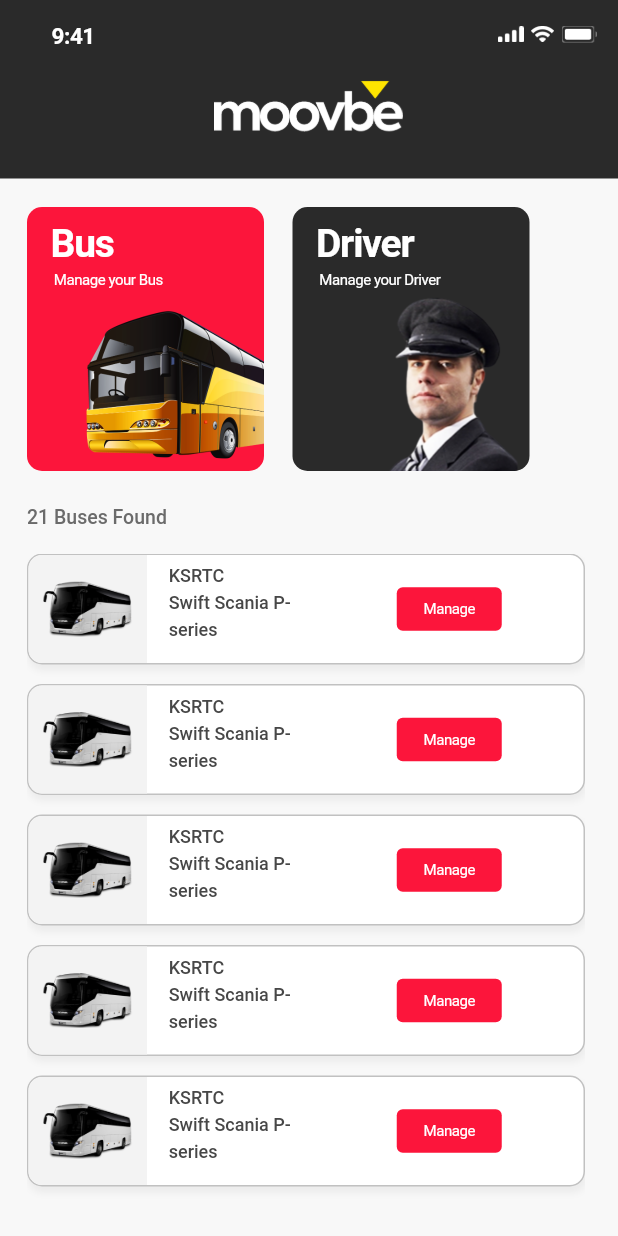
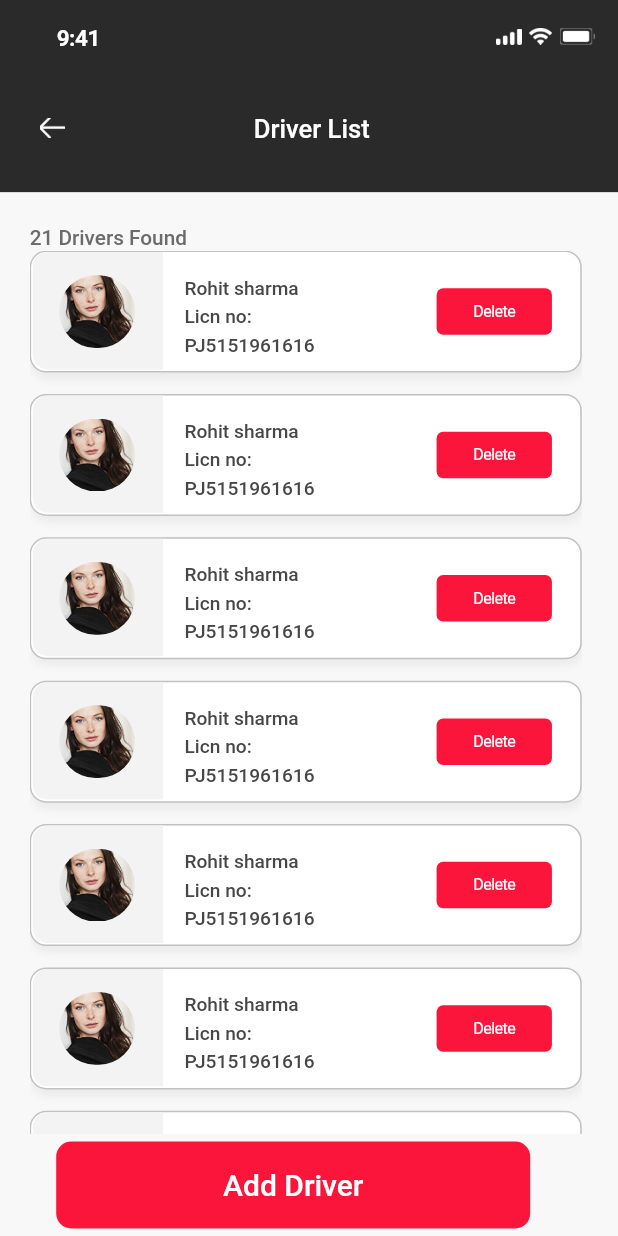
Before and after one commit to fahis7808/bus_booking_demo, a Flutter app: the HomePage screen opened directly, after a tap on "Bus", on a phone screen of 412 x 824 dp. Run offline on Flutter 3.47's test engine with Material 2 defaults, Android fonts, the phone set to English and light mode, and no system bars; our stand-ins replace google_fonts; Roboto replaces fonts that are missing (Axiforma, SF Pro Text).

Commit message:
bus driver list page add

```diff
--- a/lib/pages/home.dart
+++ b/lib/pages/home.dart
@@ -1,5 +1,6 @@
 import 'package:flutter/material.dart';
 import 'package:flutter/gestures.dart';
+import 'package:ksrtc_booking_demo/pages/manage_bus/bus_driver.dart';
 import 'package:ksrtc_booking_demo/widgets/custom_appbar.dart';
 
 import '../utils.dart';
@@ -116,7 +117,9 @@ class HomePage extends StatelessWidget {
                                 ],
                               ),
                             ),
-                            onTap: (){},
+                            onTap: (){
+                              Navigator.push(context, MaterialPageRoute(builder: (context) => BusDriverList()));
+                            },
                           ),
                           Container(
                             // autogroupnhxznNU (2uwY1meNVRerqhutU5nhXZ)
--- /dev/null
+++ b/lib/pages/manage_bus/bus_driver.dart
@@ -0,0 +1,228 @@
+import 'package:flutter/material.dart';
+import 'package:flutter/gestures.dart';
+import 'package:ksrtc_booking_demo/widgets/common_button.dart';
+import 'package:ksrtc_booking_demo/widgets/custom_appbar.dart';
+import 'dart:ui';
+
+import '../../utils.dart';
+
+
+class BusDriverList extends StatelessWidget {
+  const BusDriverList({super.key});
+
+  @override
+  Widget build(BuildContext context) {
+    double baseWidth = 375;
+    double fem = MediaQuery.of(context).size.width / baseWidth;
+    double ffem = fem * 0.97;
+    return Scaffold(
+      body: Container(
+        width: double.infinity,
+        child: Container(
+          // WwA (3:607)
+          width: double.infinity,
+          decoration: const BoxDecoration (
+            color: Color(0xfff8f8f8),
+          ),
+          child: Column(
+            crossAxisAlignment: CrossAxisAlignment.start,
+            children: [
+              Container(
+                // autogroupzf6tSpp (2uwbfv3tGCcZ3EYNnwZF6T)
+                margin: EdgeInsets.fromLTRB(0*fem, 0*fem, 0*fem, 20*fem),
+                padding: EdgeInsets.fromLTRB(24.25*fem, 14.33*fem, 13.34*fem, 29*fem),
+                width: double.infinity,
+                decoration: const BoxDecoration (
+                  color: Color(0xff2a2a2a),
+                ),
+                child: Column(
+                  crossAxisAlignment: CrossAxisAlignment.start,
+                  children: [
+                    Container(
+                      // statusbaruyJ (3:931)
+                      margin: EdgeInsets.fromLTRB(10.25*fem, 0*fem, 0*fem, 38.67*fem),
+                      child: const CustomAppBar()
+                    ),
+                    Container(
+                      // autogroupek3dshA (2uwbqQn4cWkNgJJa2yEk3D)
+                      margin: EdgeInsets.fromLTRB(0*fem, 0*fem, 140.66*fem, 0*fem),
+                      width: double.infinity,
+                      child: Row(
+                        crossAxisAlignment: CrossAxisAlignment.start,
+                        children: [
+                          Container(
+                            // iconlylightarrowlefto52 (3:859)
+                            margin: EdgeInsets.fromLTRB(0*fem, 1.25*fem, 114.75*fem, 0*fem),
+                            width: 15*fem,
+                            height: 12.05*fem,
+                            child: Image.asset(
+                              'assets/page-1/images/iconly-light-arrow-left-fSx.png',
+                              width: 15*fem,
+                              height: 12.05*fem,
+                            ),
+                          ),
+                          Text(
+                            // driverlisttsA (3:727)
+                            'Driver List',
+                            textAlign: TextAlign.center,
+                            style: safeGoogleFont (
+                              'Axiforma',
+                              fontSize: 16*ffem,
+                              fontWeight: FontWeight.w500,
+                              height: 1.125*ffem/fem,
+                              color: const Color(0xffffffff),
+                            ),
+                          ),
+                        ],
+                      ),
+                    ),
+                  ],
+                ),
+              ),
+              Container(
+                // driversfoundEAL (3:625)
+                margin: EdgeInsets.fromLTRB(18*fem, 0*fem, 0*fem, 0*fem),
+                child: Text(
+                  '21 Drivers Found',
+                  style: safeGoogleFont (
+                    'Axiforma',
+                    fontSize: 13*ffem,
+                    fontWeight: FontWeight.w500,
+                    height: 1.2575*ffem/fem,
+                    color: const Color(0xff6b6b6b),
+                  ),
+                ),
+              ),
+              Expanded(
+                child: Container(
+                  // autogrouphfphwKe (2uwcK4eeps11fN8tXchFPH)
+                  padding: EdgeInsets.fromLTRB(18*fem, 0*fem, 22*fem, 0*fem),
+                  width: double.infinity,
+                  child: Column(
+                    mainAxisAlignment: MainAxisAlignment.start,
+                    crossAxisAlignment: CrossAxisAlignment.center,
+                    children: [
+                      Expanded(child: ListView.builder(
+                          itemCount: 21,
+                          itemBuilder: (BuildContext context,int index){
+                            return Container(
+                              // group437n (3:964)
+                              margin: EdgeInsets.fromLTRB(0*fem, 0*fem, 0*fem, 13*fem),
+                              padding: EdgeInsets.fromLTRB(1*fem, 0*fem, 19*fem, 0*fem),
+                              width: double.infinity,
+                              height: 74*fem,
+                              decoration: BoxDecoration (
+                                border: Border.all(color: const Color(0xffc1c1c1)),
+                                color: const Color(0xffffffff),
+                                borderRadius: BorderRadius.circular(10*fem),
+                                boxShadow: [
+                                  BoxShadow(
+                                    color: const Color(0x56d4d4d4),
+                                    offset: Offset(1*fem, 4*fem),
+                                    blurRadius: 3.5*fem,
+                                  ),
+                                ],
+                              ),
+                              child: Row(
+                                crossAxisAlignment: CrossAxisAlignment.center,
+                                children: [
+                                  Container(
+                                    // autogrouphqsh4Hn (2uwcePRnfKjPK9SahrHqsH)
+                                    margin: EdgeInsets.fromLTRB(0*fem, 0*fem, 13*fem, 1*fem),
+                                    padding: EdgeInsets.fromLTRB(16*fem, 14*fem, 17*fem, 13*fem),
+                                    width: 79*fem,
+                                    decoration: BoxDecoration (
+                                      color: const Color(0xfff3f3f3),
+                                      borderRadius: BorderRadius.only (
+                                        topLeft: Radius.circular(9*fem),
+                                        bottomLeft: Radius.circular(9*fem),
+                                      ),
+                                    ),
+                                    child: Center(
+                                      // ellipseXhA (3:972)
+                                      child: SizedBox(
+                                        width: double.infinity,
+                                        height: 46*fem,
+                                        child: Container(
+                                          decoration: BoxDecoration (
+                                            borderRadius: BorderRadius.circular(23*fem),
+                                            image: const DecorationImage (
+                                              fit: BoxFit.cover,
+                                              image: AssetImage (
+                                                'assets/page-1/images/ellipse-bg-UxY.png',
+                                              ),
+                                            ),
+                                          ),
+                                        ),
+                                      ),
+                                    ),
+                                  ),
+                                  Container(
+                                    // rohitsharmalicnnopj5151961616F (3:967)
+                                    margin: EdgeInsets.fromLTRB(0*fem, 4*fem, 40*fem, 0*fem),
+                                    constraints: BoxConstraints (
+                                      maxWidth: 113*fem,
+                                    ),
+                                    child: Text(
+                                      'Rohit sharma\nLicn no: PJ5151961616',
+                                      style: safeGoogleFont (
+                                        'Axiforma',
+                                        fontSize: 12*ffem,
+                                        fontWeight: FontWeight.w500,
+                                        height: 1.5*ffem/fem,
+                                        color: const Color(0xff474747),
+                                      ),
+                                    ),
+                                  ),
+                                  Container(
+                                    // group2vjJ (3:968)
+                                    margin: EdgeInsets.fromLTRB(0*fem, 22*fem, 0*fem, 22*fem),
+                                    width: 70*fem,
+                                    height: double.infinity,
+                                    decoration: BoxDecoration (
+                                      borderRadius: BorderRadius.circular(4*fem),
+                                    ),
+                                    child: Container(
+                                      // group3SxY (3:969)
+                                      width: double.infinity,
+                                      height: double.infinity,
+                                      decoration: BoxDecoration (
+                                        color: const Color(0xfffc153b),
+                                        borderRadius: BorderRadius.circular(4*fem),
+                                      ),
+                                      child: Center(
+                                        child: Text(
+                                          'Delete',
+                                          textAlign: TextAlign.center,
+                                          style: safeGoogleFont (
+                                            'Axiforma',
+                                            fontSize: 10*ffem,
+                                            fontWeight: FontWeight.w400,
+                                            height: 1.2575*ffem/fem,
+                                            letterSpacing: -0.3*fem,
+                                            color: const Color(0xffffffff),
+                                          ),
+                                        ),
+                                      ),
+                                    ),
+                                  ),
+                                ],
+                              ),
+                            );
+                      })),
+                 Container(
+                     padding: EdgeInsets.fromLTRB(10, 5, 10, 5),
+                     child: CommonButton(text: "Add Driver", onTap: (){
+
+                     }))
+                    ],
+                  ),
+                ),
+              ),
+            ],
+          ),
+        ),
+      ),
+    );
+  }
+}
```
